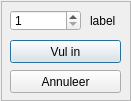
Qt form FlowIt/Bronbestanden/askdlg.ui (BM4GIT/DeviceLib) before a commit.
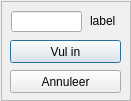
The same form after that commit.

Diff of the .ui file:
```diff
--- a/FlowIt/Bronbestanden/askdlg.ui
+++ b/FlowIt/Bronbestanden/askdlg.ui
@@ -25,25 +25,6 @@
   <property name="windowTitle">
    <string>Dialog</string>
   </property>
-  <widget class="QSpinBox" name="sbNum">
-   <property name="geometry">
-    <rect>
-     <x>10</x>
-     <y>10</y>
-     <width>71</width>
-     <height>21</height>
-    </rect>
-   </property>
-   <property name="accelerated">
-    <bool>true</bool>
-   </property>
-   <property name="minimum">
-    <number>1</number>
-   </property>
-   <property name="maximum">
-    <number>9999999</number>
-   </property>
-  </widget>
   <widget class="QLabel" name="lblNum">
    <property name="geometry">
     <rect>
@@ -98,6 +79,16 @@
    <property name="frameShadow">
     <enum>QFrame::Raised</enum>
    </property>
+   <widget class="QLineEdit" name="leNum">
+    <property name="geometry">
+     <rect>
+      <x>10</x>
+      <y>10</y>
+      <width>71</width>
+      <height>21</height>
+     </rect>
+    </property>
+   </widget>
   </widget>
   <zorder>frame</zorder>
   <zorder>sbNum</zorder>
```
Left out of the diff: 6 changed lines with no effect on the pictures.
